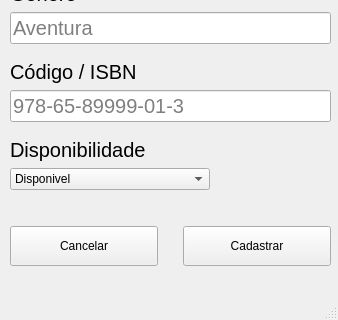
Above: Avaliações/Olha Aqui Caique/views/Cadastro de Livro.ui from Vatreax/Senac before the change; both pictures show x 0 to 338 and y 273 to 593 of the 338 by 593 pixel window. Below: the same form after it.
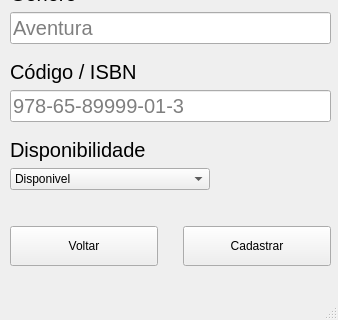
That is the form after the change.

Diff of the .ui file:
```diff
--- a/Avaliações/Olha Aqui Caique/views/Cadastro de Livro.ui
+++ b/Avaliações/Olha Aqui Caique/views/Cadastro de Livro.ui
@@ -42,7 +42,7 @@
         </size>
        </property>
        <property name="text">
-        <string>Cancelar</string>
+        <string>Voltar</string>
        </property>
       </widget>
      </item>
```
